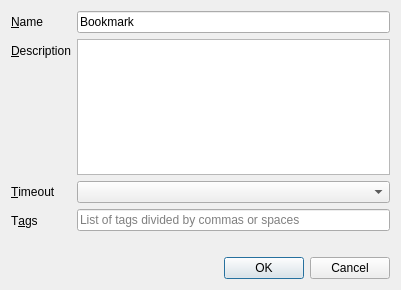
The window that client/src/ui/dialogs/camera_bookmark_dialog.ui (networkoptix/nx_open) describes before a commit, drawn with Qt 5.
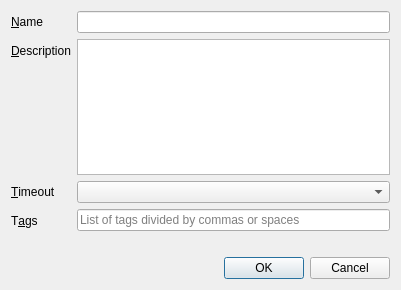
The same window after the commit.

```diff
--- a/client/src/ui/dialogs/camera_bookmark_dialog.ui
+++ b/client/src/ui/dialogs/camera_bookmark_dialog.ui
@@ -30,11 +30,7 @@
       </widget>
      </item>
      <item row="0" column="1">
-      <widget class="QLineEdit" name="nameLineEdit">
-       <property name="text">
-        <string>Bookmark</string>
-       </property>
-      </widget>
+      <widget class="QLineEdit" name="nameLineEdit"/>
      </item>
      <item row="1" column="0">
       <widget class="QLabel" name="descriptionLabel">
```
